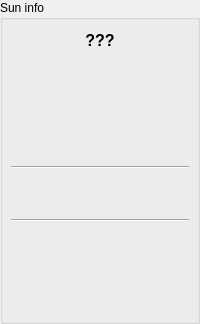
Before: the Qt Designer form widgets/qsuninfo.ui in AMOS-uniba/amos-client, drawn with Qt 5.
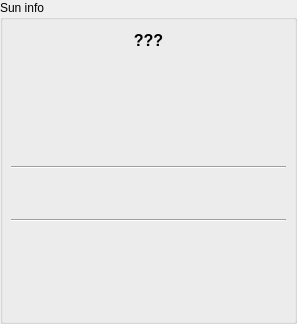
After: the same form once the commit is applied. Custom widgets are drawn as their Qt base class.

What changed in the file:
```diff
--- a/widgets/qsuninfo.ui
+++ b/widgets/qsuninfo.ui
@@ -2,6 +2,14 @@
 <ui version="4.0">
  <class>QSunInfo</class>
  <widget class="QGroupBox" name="QSunInfo">
+  <property name="geometry">
+   <rect>
+    <x>0</x>
+    <y>0</y>
+    <width>297</width>
+    <height>314</height>
+   </rect>
+  </property>
   <property name="title">
    <string>Sun info</string>
   </property>
```
